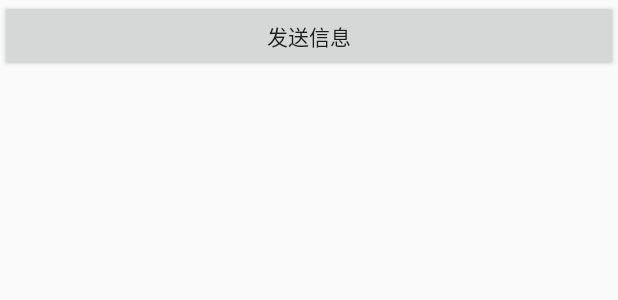
After one commit to TigerChain/DesignPattern, an Android app: the layout activity_custombus.xml on its own in the app's theme, with its tools: preview values and no code run, on a phone screen of 412 x 824 dp. The commit adds this screen. Shown: the top 300 px of the screen. Run offline under Robolectric (Android 15) with nearby library versions, the phone set to English and light mode, and no system bars.

Commit message:
'添加自定义eventbus'

```diff
--- a/app/src/main/AndroidManifest.xml
+++ b/app/src/main/AndroidManifest.xml
@@ -39,7 +39,10 @@
         </activity>
 
         <service android:name=".Proxy.AIDL.AIDLRemoteService"
-            android:process=":reomte"></service>
+            ></service>
+        <activity android:name=".Observer.CustomEventBus.CustomBusActivity"
+            android:label="观察者模式--自定义EventBus"
+            android:screenOrientation="portrait"></activity>
     </application>
 
 </manifest>
--- a/app/src/main/java/designpattern/jun/com/designpattern/MainActivity.java
+++ b/app/src/main/java/designpattern/jun/com/designpattern/MainActivity.java
@@ -13,6 +13,7 @@ import android.widget.Toast;
 import java.util.ArrayList;
 
 import designpattern.jun.com.designpattern.FactoryPatttern.SimpleFactory.SimpleFactoryMactivity;
+import designpattern.jun.com.designpattern.Observer.CustomEventBus.CustomBusActivity;
 import designpattern.jun.com.designpattern.Proxy.AIDL.AidlActivity;
 import designpattern.jun.com.designpattern.SingleTon.SingleTonActivity;
 import designpattern.jun.com.designpattern.Strategy.StrategyActivity;
@@ -41,6 +42,7 @@ public class MainActivity extends AppCompatActivity {
         datas.add("单例模式") ;
         datas.add("策略模式") ;
         datas.add("代理模式") ;
+        datas.add("观察者模式") ;
     }
 
     private void initView() {
@@ -66,6 +68,9 @@ public class MainActivity extends AppCompatActivity {
                         break ;
                     case 3:
                         IntentUtils.jumpTo(MainActivity.this,AidlActivity.class,null);
+                        break ;
+                    case 4:
+                        IntentUtils.jumpTo(MainActivity.this,CustomBusActivity.class,null);
                         break ;
                     default:
                         break;
--- a/app/src/main/java/designpattern/jun/com/designpattern/Proxy/AIDL/AIDLRemoteService.java
+++ b/app/src/main/java/designpattern/jun/com/designpattern/Proxy/AIDL/AIDLRemoteService.java
@@ -5,6 +5,7 @@ import android.content.Intent;
 import android.os.IBinder;
 import android.os.RemoteException;
 import android.support.annotation.Nullable;
+import android.util.Log;
 
 import designpattern.jun.com.designpattern.CustomAIDL;
 
@@ -14,10 +15,10 @@ import designpattern.jun.com.designpattern.CustomAIDL;
  */
 public class AIDLRemoteService extends Service {
 
-
     private final CustomAIDL.Stub aidl = new CustomAIDL.Stub() {
         @Override
         public String getStr() throws RemoteException {
+            Log.e("remote","我是远程服务返回的 HELLO");
             return " 我是远程服务返回的 HELLO ";
         }
     } ;
--- a/app/src/main/java/designpattern/jun/com/designpattern/Proxy/AIDL/AidlActivity.java
+++ b/app/src/main/java/designpattern/jun/com/designpattern/Proxy/AIDL/AidlActivity.java
@@ -11,7 +11,6 @@ import android.support.annotation.Nullable;
 import android.support.v7.app.AppCompatActivity;
 import android.util.Log;
 import android.view.View;
-import android.widget.Adapter;
 import android.widget.Button;
 import android.widget.Toast;
 
--- /dev/null
+++ b/app/src/main/res/layout/activity_custombus.xml
@@ -0,0 +1,21 @@
+<?xml version="1.0" encoding="utf-8"?>
+<LinearLayout xmlns:android="http://schemas.android.com/apk/res/android"
+    android:layout_width="match_parent"
+    android:layout_height="match_parent"
+    android:orientation="vertical">
+
+
+    <Button
+        android:id="@+id/btn_send_event"
+        android:layout_width="match_parent"
+        android:layout_height="wrap_content"
+        android:text="发送信息"/>
+
+
+    <TextView
+        android:id="@+id/tv_recive_message"
+        android:layout_width="match_parent"
+        android:layout_height="wrap_content"
+        />
+
+</LinearLayout>
```
Also changed, not shown: app/src/main/java/designpattern/jun/com/designpattern/Observer/CustomEventBus/CustomBusActivity.java (added, +56 -0 lines), app/src/main/java/designpattern/jun/com/designpattern/Observer/CustomEventBus/CustomEventBus.java (added, +59 -0 lines), app/src/main/java/designpattern/jun/com/designpattern/Observer/CustomEventBus/IEventBus.java (added, +14 -0 lines).
